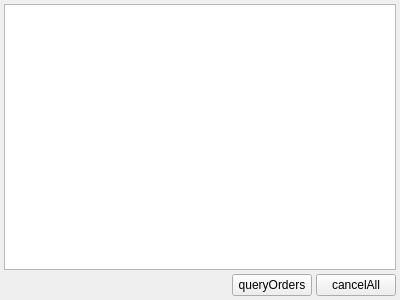
Qt form ctpnow/ui/workingorderform.ui (xclxxl414/bftrader) before a commit.
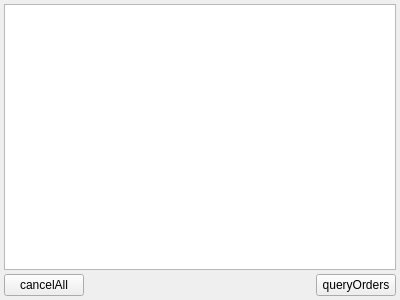
The same form after that commit.

Diff of the .ui file:
```diff
--- a/ctpnow/ui/workingorderform.ui
+++ b/ctpnow/ui/workingorderform.ui
@@ -34,6 +34,13 @@
    </item>
    <item>
     <layout class="QHBoxLayout" name="horizontalLayout">
+     <item>
+      <widget class="QPushButton" name="pushButtonCancelAll">
+       <property name="text">
+        <string>cancelAll</string>
+       </property>
+      </widget>
+     </item>
      <item>
       <spacer name="horizontalSpacer">
        <property name="orientation">
@@ -54,13 +61,6 @@
        </property>
       </widget>
      </item>
-     <item>
-      <widget class="QPushButton" name="pushButtonCancelAll">
-       <property name="text">
-        <string>cancelAll</string>
-       </property>
-      </widget>
-     </item>
     </layout>
    </item>
   </layout>
```
